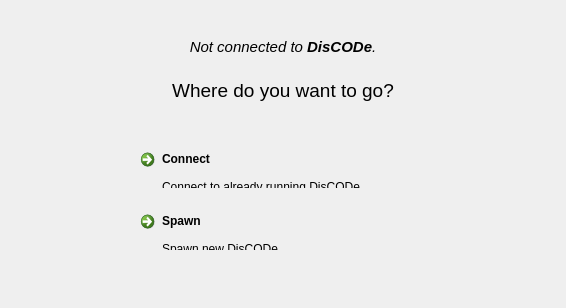
The window that src/GUI/WelcomePage.ui (maciek-slon/DisCODe) describes before a commit, drawn with Qt 5.
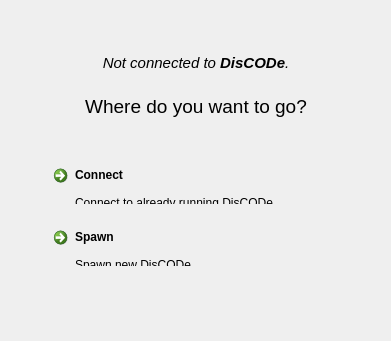
The same window after the commit. Icons and pictures are not drawn.

```diff
--- a/src/GUI/WelcomePage.ui
+++ b/src/GUI/WelcomePage.ui
@@ -6,8 +6,8 @@
    <rect>
     <x>0</x>
     <y>0</y>
-    <width>361</width>
-    <height>308</height>
+    <width>391</width>
+    <height>341</height>
    </rect>
   </property>
   <property name="windowTitle">
@@ -66,7 +66,7 @@
      </property>
     </spacer>
    </item>
-   <item row="1" column="0" colspan="4">
+   <item row="1" column="1" colspan="2">
     <widget class="QLabel" name="label">
      <property name="font">
       <font>
```
Left out of the diff: 4 changed lines with no effect on the pictures.
